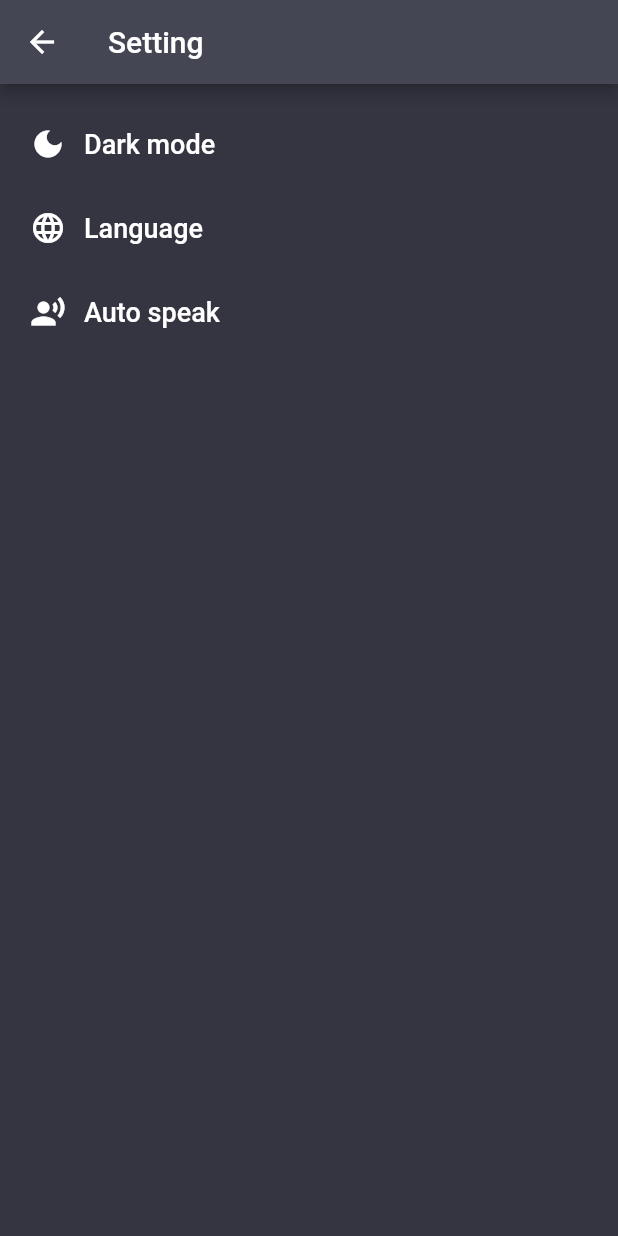
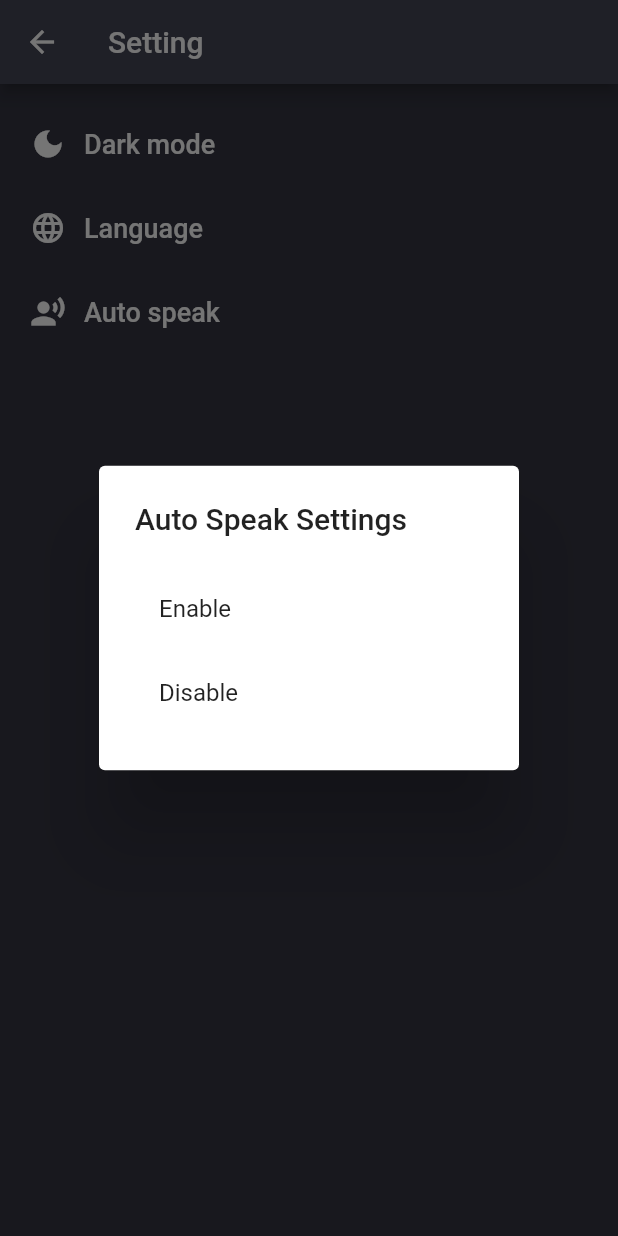
Before and after one commit to ntdat6310/voice_gpt_flutter, a Flutter app: the SettingPage screen opened directly, after a tap on "Auto speak", on a phone screen of 412 x 824 dp. Run offline on Flutter 3.47's test engine with Material 2 defaults, Android fonts, the phone set to English and light mode, and no system bars; our stand-ins replace flutter_mobx, hive, hive_flutter, mobx, shared_preferences; missing offline and left inert: flutter_syntax_view; accounts and stored records are empty; generated files the repository leaves out were written again.

Commit message:
feat: add autospeak store, autospeak dialog

```diff
--- /dev/null
+++ b/lib/shared/enum.dart
@@ -0,0 +1 @@
+enum AutoSpeakStatus { enable, disable }
--- a/lib/stores/auto_speak/auto_speak.dart
+++ b/lib/stores/auto_speak/auto_speak.dart
@@ -1,5 +1,9 @@
 import 'package:mobx/mobx.dart';
 import 'package:voice_gpt_flutter/data/shared_preferences/shared_preference_helper.dart';
+
+part 'auto_speak.g.dart';
+
+class AutoSpeakStore = _AutoSpeakBase with _$AutoSpeakStore;
 
 abstract class _AutoSpeakBase with Store {
   @readonly
--- a/lib/ui/setting/components/auto_speak_dialog.dart
+++ b/lib/ui/setting/components/auto_speak_dialog.dart
@@ -1,10 +1,33 @@
 import 'package:flutter/material.dart';
+import 'package:voice_gpt_flutter/shared/enum.dart';
+import 'package:voice_gpt_flutter/shared/styles/background.dart';
 
 class AutoSpeakDialog extends StatelessWidget {
-  const AutoSpeakDialog({Key? key}) : super(key: key);
+  const AutoSpeakDialog({Key? key, required this.initialStatus})
+      : super(key: key);
+  final bool initialStatus;
 
   @override
   Widget build(BuildContext context) {
-    return const Placeholder();
+    return AlertDialog(
+      title: const Text('Auto Speak Settings'),
+      content: Column(
+        mainAxisSize: MainAxisSize.min,
+        children: [
+          ListTile(
+            title: const Text('Enable'),
+            onTap: () {
+              Navigator.pop(context, AutoSpeakStatus.enable);
+            },
+          ),
+          ListTile(
+            title: const Text('Disable'),
+            onTap: () {
+              Navigator.pop(context, AutoSpeakStatus.disable);
+            },
+          ),
+        ],
+      ),
+    );
   }
 }
--- a/lib/ui/setting/setting_page.dart
+++ b/lib/ui/setting/setting_page.dart
@@ -1,12 +1,18 @@
 import 'package:flutter/material.dart';
+import 'package:voice_gpt_flutter/shared/enum.dart';
+import 'package:voice_gpt_flutter/stores/auto_speak/auto_speak.dart';
+import 'package:voice_gpt_flutter/ui/setting/components/auto_speak_dialog.dart';
 
 import '../../shared/styles/background.dart';
 
 class SettingPage extends StatelessWidget {
-  const SettingPage({Key? key}) : super(key: key);
+  SettingPage({Key? key}) : super(key: key);
+  final AutoSpeakStore _autoSpeakStore = AutoSpeakStore();
 
   @override
   Widget build(BuildContext context) {
+    print("AutoSpeak: ${_autoSpeakStore.isAutoSpeak.toString()}");
+
     return SafeArea(
       child: Scaffold(
         appBar: AppBar(
@@ -50,7 +56,7 @@ class SettingPage extends StatelessWidget {
                 ElevatedButton(
                   style: ButtonStyle(
                     backgroundColor:
-                    MaterialStateProperty.all(Background.backgroundColor),
+                        MaterialStateProperty.all(Background.backgroundColor),
                     padding: MaterialStateProperty.all(
                         const EdgeInsets.symmetric(vertical: 16)),
                     elevation: MaterialStateProperty.all(0),
@@ -61,7 +67,8 @@ class SettingPage extends StatelessWidget {
                     crossAxisAlignment: CrossAxisAlignment.center,
                     children: const [
                       SizedBox(width: 8),
-                      Icon(Icons.language_outlined, color: Colors.white, size: 24),
+                      Icon(Icons.language_outlined,
+                          color: Colors.white, size: 24),
                       SizedBox(width: 12),
                       Text(
                         "Language",
@@ -76,18 +83,30 @@ class SettingPage extends StatelessWidget {
                 ElevatedButton(
                   style: ButtonStyle(
                     backgroundColor:
-                    MaterialStateProperty.all(Background.backgroundColor),
+                        MaterialStateProperty.all(Background.backgroundColor),
                     padding: MaterialStateProperty.all(
                         const EdgeInsets.symmetric(vertical: 16)),
                     elevation: MaterialStateProperty.all(0),
                   ),
-                  onPressed: () {},
+                  onPressed: () async {
+                    AutoSpeakStatus? result = await showDialog(
+                        context: context,
+                        builder: (context) {
+                          return AutoSpeakDialog(
+                              initialStatus: _autoSpeakStore.isAutoSpeak);
+                        });
+                    if (result != null) {
+                      _autoSpeakStore.changeAutoSpeak(
+                          result == AutoSpeakStatus.enable ? true : false);
+                    }
+                  },
                   child: Row(
                     mainAxisAlignment: MainAxisAlignment.start,
                     crossAxisAlignment: CrossAxisAlignment.center,
                     children: const [
                       SizedBox(width: 8),
-                      Icon(Icons.record_voice_over, color: Colors.white, size: 24),
+                      Icon(Icons.record_voice_over,
+                          color: Colors.white, size: 24),
                       SizedBox(width: 12),
                       Text(
                         "Auto speak",
```
Also changed, not shown: lib/stores/auto_speak/auto_speak.g.dart (added).
